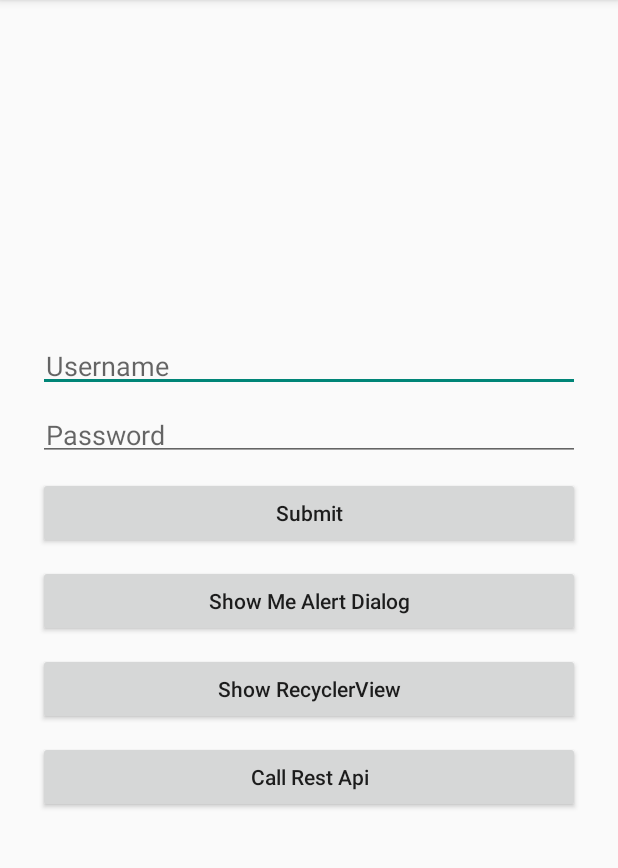
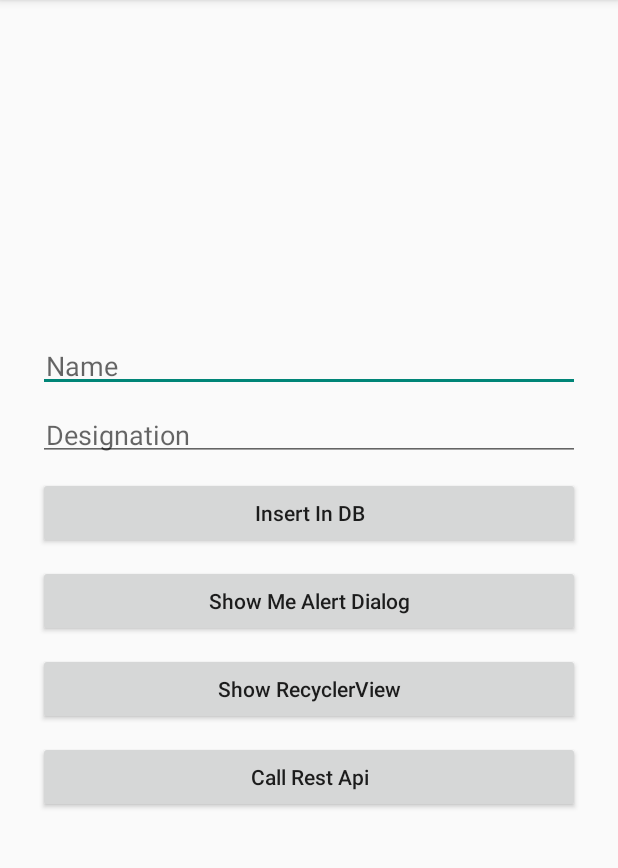
Before and after one commit to umairmunir-95/KotlinBasics, an Android app: the screen it shows after launch (MainActivity), on a phone screen of 412 x 824 dp, the part 84-952 px from its top. Run offline under Robolectric (Android 15) with nearby library versions, the phone set to English and light mode, and no system bars; our stand-ins replace Room's generated code.

Commit message:
added work for db using ROOM

```diff
--- a/app/build.gradle
+++ b/app/build.gradle
@@ -1,3 +1,5 @@
+apply plugin: "kotlin-kapt"
+
 apply plugin: 'com.android.application'
 
 apply plugin: 'kotlin-android'
@@ -34,6 +36,9 @@ dependencies {
     implementation 'com.squareup.retrofit2:converter-gson:2.5.0'
     implementation 'com.squareup.okhttp3:logging-interceptor:3.9.1'
 
+    implementation "android.arch.persistence.room:runtime:1.1.1-rc1"
+    kapt "android.arch.persistence.room:compiler:1.1.1-rc1"
+
     testImplementation 'junit:junit:4.12'
     androidTestImplementation 'com.android.support.test:runner:1.0.2'
     androidTestImplementation 'com.android.support.test.espresso:espresso-core:3.0.2'
--- a/app/src/main/AndroidManifest.xml
+++ b/app/src/main/AndroidManifest.xml
@@ -1,6 +1,7 @@
 <?xml version="1.0" encoding="utf-8"?>
 <manifest xmlns:android="http://schemas.android.com/apk/res/android"
           package="com.tallymarks.kotlinbasics">
+    <uses-permission android:name="android.permission.ACCESS_NETWORK_STATE"/>
     <uses-permission android:name="android.permission.INTERNET" />
     <application
             android:allowBackup="true"
@@ -9,14 +10,14 @@
             android:roundIcon="@mipmap/ic_launcher_round"
             android:supportsRtl="true"
             android:theme="@style/AppTheme">
-        <activity android:name=".MainActivity">
+        <activity android:name=".ui.activities.MainActivity">
             <intent-filter>
                 <action android:name="android.intent.action.MAIN"/>
 
                 <category android:name="android.intent.category.LAUNCHER"/>
             </intent-filter>
         </activity>
-        <activity android:name=".RecyclerViewActivity">
+        <activity android:name=".ui.activities.RecyclerViewActivity">
         </activity>
     </application>
 
--- a/app/src/main/java/com/tallymarks/kotlinbasics/RecyclerViewModel.kt
+++ b/app/src/main/java/com/tallymarks/kotlinbasics/data/general_models/RecyclerViewModel.kt
@@ -1,3 +1,3 @@
-package com.tallymarks.kotlinbasics
+package com.tallymarks.kotlinbasics.data.general_models
 class RecyclerViewModel
     (var userName: String, var designation: String)
--- /dev/null
+++ b/app/src/main/java/com/tallymarks/kotlinbasics/data/local/DatabaseHandler.kt
@@ -0,0 +1,34 @@
+package com.tallymarks.kotlinbasics.data.local
+
+import android.arch.persistence.room.Database
+import android.arch.persistence.room.Room
+import android.arch.persistence.room.RoomDatabase
+import android.content.Context
+
+@Database(entities = [Users::class], version = 1)
+abstract class DatabaseHandler : RoomDatabase() {
+
+    abstract fun userDao(): UserDao
+
+    companion object {
+        var INSTANCE:DatabaseHandler? = null
+        val DATABASE_NAME = "KotlinDB"
+        const val USERS_TABLE = "USERS_TABLE"
+
+        fun getAppDataBase(context: Context): DatabaseHandler? {
+            if (INSTANCE == null){
+                synchronized(DatabaseHandler::class){
+                    INSTANCE = Room.databaseBuilder(context.applicationContext, DatabaseHandler::class.java, DATABASE_NAME)
+                        .fallbackToDestructiveMigration()
+                        .allowMainThreadQueries()
+                        .build()
+                }
+            }
+            return INSTANCE
+        }
+
+        fun destroyDataBase(){
+            INSTANCE = null
+        }
+    }
+}
--- /dev/null
+++ b/app/src/main/java/com/tallymarks/kotlinbasics/data/local/UserDao.kt
@@ -0,0 +1,19 @@
+package com.tallymarks.kotlinbasics.data.local
+
+import android.arch.persistence.room.Dao
+import android.arch.persistence.room.Insert
+import android.arch.persistence.room.Query
+
+@Dao
+interface UserDao {
+
+    @get:Query("Select * from " + DatabaseHandler.USERS_TABLE)
+    val allUsers: List<Users>
+
+    @Insert
+    fun insertUser(users: Users)
+
+    @Query("Delete from " + DatabaseHandler.USERS_TABLE)
+    fun truncateTable()
+
+}
--- a/app/src/main/java/com/tallymarks/kotlinbasics/remote/UserInterface.kt
+++ b/app/src/main/java/com/tallymarks/kotlinbasics/data/remote/UserInterface.kt
@@ -1,4 +1,4 @@
-package com.tallymarks.kotlinbasics.remote
+package com.tallymarks.kotlinbasics.data.remote
 
 import retrofit2.Call
 import retrofit2.http.GET
--- a/app/src/main/java/com/tallymarks/kotlinbasics/remote/UserRepoModel.kt
+++ b/app/src/main/java/com/tallymarks/kotlinbasics/data/remote/UserRepoModel.kt
@@ -1,4 +1,4 @@
-package com.tallymarks.kotlinbasics.remote
+package com.tallymarks.kotlinbasics.data.remote
 
 import com.google.gson.annotations.Expose
 import com.google.gson.annotations.SerializedName
--- a/app/src/main/java/com/tallymarks/kotlinbasics/MainActivity.kt
+++ b/app/src/main/java/com/tallymarks/kotlinbasics/ui/activities/MainActivity.kt
@@ -1,4 +1,4 @@
-package com.tallymarks.kotlinbasics
+package com.tallymarks.kotlinbasics.ui.activities
 
 import android.content.Intent
 import android.graphics.Color
@@ -7,24 +7,32 @@ import android.os.Bundle
 import android.support.v7.app.AlertDialog
 import android.widget.Toast
 import kotlinx.android.synthetic.main.activity_main.*
-import android.os.AsyncTask.execute
 import android.util.Log
 import android.view.View
-import com.tallymarks.kotlinbasics.remote.RetrofitClient
-import com.tallymarks.kotlinbasics.remote.UserInterface
-import com.tallymarks.kotlinbasics.remote.UserRepoModel
+import com.tallymarks.kotlinbasics.App
+import com.tallymarks.kotlinbasics.R
+import com.tallymarks.kotlinbasics.data.local.UserDao
+import com.tallymarks.kotlinbasics.data.remote.RetrofitClient
+import com.tallymarks.kotlinbasics.data.remote.UserInterface
+import com.tallymarks.kotlinbasics.data.remote.UserRepoModel
 import com.tallymarks.kotlinbasics.util.Helpers
 import retrofit2.Call
 import retrofit2.Callback
 import retrofit2.Response
+import com.tallymarks.kotlinbasics.data.local.DatabaseHandler
+import com.tallymarks.kotlinbasics.data.local.Users
 
 
 class MainActivity : AppCompatActivity() {
 
+    private var userDao: UserDao? = null
+    private var databaseHandler: DatabaseHandler? = null
+
     override fun onCreate(savedInstanceState: Bundle?) {
         super.onCreate(savedInstanceState)
         setContentView(R.layout.activity_main)
-        login()
+        initRoomDB()
+        insertData()
         showAlertDialog()
         showRecyclerView()
         callRestApi()
@@ -32,45 +40,37 @@ class MainActivity : AppCompatActivity() {
 
     private fun callRestApi() {
 
-        btn_call_rest_api.setOnClickListener{
-            progress_bar.visibility= View.VISIBLE
+        btn_call_rest_api.setOnClickListener {
+            progress_bar.visibility = View.VISIBLE
             var userInterface: UserInterface = RetrofitClient.getClient()!!.create(UserInterface::class.java)
             var user: Call<List<UserRepoModel>>
-            user = userInterface.getUserRepos("users/umairmunir-95/repos")
+            user = userInterface.getUserRepos(App.GET_REPOSITORIES)
             user.enqueue(object : Callback<List<UserRepoModel>> {
                 override fun onFailure(call: Call<List<UserRepoModel>>?, t: Throwable?) {
-                    Toast.makeText(applicationContext,t?.message, Toast.LENGTH_SHORT).show()
-                    Log.d("Error:::",t?.message)
-                    progress_bar.visibility= View.GONE
+                    Toast.makeText(applicationContext, t?.message, Toast.LENGTH_SHORT).show()
+                    Log.d("Error:::", t?.message)
+                    progress_bar.visibility = View.GONE
                 }
 
-                override fun onResponse(call: Call<List<UserRepoModel>>?, response: Response<List<UserRepoModel>>?) {
+                override fun onResponse(
+                    call: Call<List<UserRepoModel>>?,
+                    response: Response<List<UserRepoModel>>?
+                ) {
                     if (response != null && response.isSuccessful && response.body() != null) {
-                        Log.d("ResponseCode : ", ""+response.code())
-                        progress_bar.visibility= View.GONE
-                        var githubRepos:String="List of github repositories for user umairmunir-95 are;\n\n"
-                        for(i in 0 until response.body()!!.size)
-                        {
-                            githubRepos=githubRepos+i+") "+response.body()!![i].name+"\n"
+                        Log.d("ResponseCode : ", "" + response.code())
+                        progress_bar.visibility = View.GONE
+                        var githubRepos: String = "List of github repositories for user umairmunir-95 are;\n\n"
+                        for (i in 0 until response.body()!!.size) {
+                            githubRepos = githubRepos + i + ") " + response.body()!![i].name + "\n"
                             Log.d("RepoName : ", response.body()!![i].name)
                         }
-                        Helpers.showCustomAlertDialog(this@MainActivity,"Alert",githubRepos)
+                        Helpers.showCustomAlertDialog(this@MainActivity, "Alert", githubRepos)
                     }
                 }
             })
         }
     }
 
-    private fun login() {
-        btn_submit.setOnClickListener {
-            if (et_username.text.trim().isEmpty())
-                Toast.makeText(this, "Username required", Toast.LENGTH_LONG).show()
-            else if (et_password.text.trim().isEmpty())
-                Toast.makeText(this, "Password required", Toast.LENGTH_LONG).show()
-            else
-                Toast.makeText(this, "Logged in successfully as : " + et_username.text, Toast.LENGTH_LONG).show()
-        }
-    }
 
     private fun showAlertDialog() {
         btn_alert_dialog.setOnClickListener {
@@ -100,4 +100,29 @@ class MainActivity : AppCompatActivity() {
             startActivity(intent)
         }
     }
+
+    private fun initRoomDB()
+    {
+        databaseHandler = DatabaseHandler.getAppDataBase(context = this)
+        userDao = databaseHandler?.userDao()
+    }
+
+    private fun insertData()
+    {
+        btn_inser_db.setOnClickListener {
+            if (et_name.text.trim().isEmpty()) {
+                Toast.makeText(this, "Name required", Toast.LENGTH_LONG).show()
+            }
+            else if (et_designation.text.trim().isEmpty()) {
+                Toast.makeText(this, "Designation required", Toast.LENGTH_LONG).show()
+            }
+            else
+            {
+                userDao?.insertUser(Users(et_name.text.toString(),et_designation.text.toString()))
+                et_name.text.clear()
+                et_designation.text.clear()
+                Toast.makeText(this, "Added successfully.", Toast.LENGTH_LONG).show()
+            }
+        }
+    }
 }
--- a/app/src/main/java/com/tallymarks/kotlinbasics/util/Helpers.kt
+++ b/app/src/main/java/com/tallymarks/kotlinbasics/util/Helpers.kt
@@ -2,7 +2,10 @@ package com.tallymarks.kotlinbasics.util
 
 import android.app.Activity
 import android.content.Context
+import android.net.ConnectivityManager
+import android.net.NetworkInfo
 import android.support.v7.app.AlertDialog
+import android.support.v7.app.AppCompatActivity
 import android.view.LayoutInflater
 import android.view.View
 import android.widget.Button
--- a/app/src/main/res/layout/activity_main.xml
+++ b/app/src/main/res/layout/activity_main.xml
@@ -18,25 +18,24 @@
     <EditText
             android:layout_width="match_parent"
             android:layout_height="wrap_content"
-            android:id="@+id/et_username"
+            android:id="@+id/et_name"
             android:padding="5dp"
-            android:hint="Username"
+            android:hint="Name"
             android:layout_margin="5dp"
     />
     <EditText
             android:layout_width="match_parent"
             android:layout_height="wrap_content"
-            android:id="@+id/et_password"
-            android:hint="Password"
+            android:id="@+id/et_designation"
+            android:hint="Designation"
             android:padding="5dp"
             android:layout_margin="5dp"
-            android:inputType="numberPassword"
     />
     <Button
             android:layout_width="match_parent"
             android:layout_height="wrap_content"
-            android:id="@+id/btn_submit"
-            android:text="Submit"
+            android:id="@+id/btn_inser_db"
+            android:text="Insert In DB"
             android:layout_margin="5dp"
             android:textAllCaps="false"
     />
```
Also changed, not shown: app/src/main/java/com/tallymarks/kotlinbasics/App.kt (added, +10 -0 lines), app/src/main/java/com/tallymarks/kotlinbasics/RecyclerViewActivity.kt (deleted, +0 -44 lines), app/src/main/java/com/tallymarks/kotlinbasics/data/local/Users.kt (added, +11 -0 lines), app/src/main/java/com/tallymarks/kotlinbasics/data/remote/RetrofitClient.kt (renamed from app/src/main/java/com/tallymarks/kotlinbasics/remote/RetrofitClient.kt, +4 -5 lines), app/src/main/java/com/tallymarks/kotlinbasics/ui/activities/RecyclerViewActivity.kt (added, +71 -0 lines), app/src/main/java/com/tallymarks/kotlinbasics/ui/adapters/RecyclerViewAdapter.kt (renamed from app/src/main/java/com/tallymarks/kotlinbasics/RecyclerViewAdapter.kt, +5 -3 lines), app/src/main/res/layout/activity_recyclerview.xml (+11 -1 lines).
